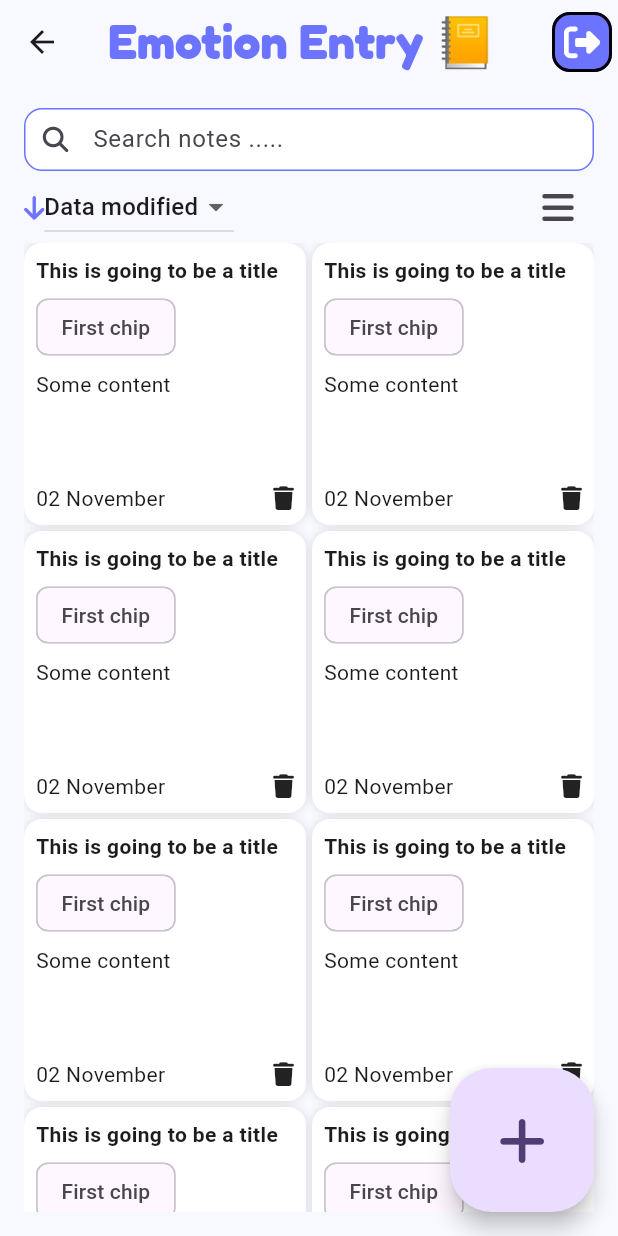
After one commit to KentTho/App_Moblie_Mental, a Flutter app: the EmotionEntry screen opened directly, on a phone screen of 412 x 824 dp. The commit adds this screen. Run offline on Flutter 3.47's test engine with Material 3 defaults, Android fonts, the phone set to English and light mode, and no system bars; our stand-ins replace cached_network_image, dio, firebase_auth, firebase_core, font_awesome_flutter, image_picker; accounts and stored records are empty; network calls fail; project files that could hold a hidden picture were left out.

Commit message:
Design Emotions Notes

```diff
--- a/Code Run Project.txt
+++ b/Code Run Project.txt
@@ -7,7 +7,6 @@ flutter run chạy lệnh dự án
 flutter run -d emulator-5554
 
 flutter emulators --launch Pixel_6_Pro
-
 
 flutter run -d emulator-5554
 
@@ -32,6 +31,23 @@ psql -U admin -h localhost -d postgres
 
 \d users
 (xem bảng)
+
+
+Giao diện ky/nhap: https://chatgpt.com/share/685bfd36-d014-8010-bdd8-86db07450109
+
+🔎 Nếu muốn xác nhận lại dữ liệu vẫn còn trong bảng:
+Dùng lệnh này để xem có bao nhiêu dòng dữ liệu thực tế:
+
+sql
+Sao chép mã
+SELECT COUNT(*) FROM user_profiles;
+Và hiển thị lại thông tin ngắn gọn hơn (tránh base64 dài dòng):
+
+sql
+Sao chép mã
+SELECT id, full_name, user_id FROM user_profiles;
+
+
 wweb
 
 http://127.0.0.1:8000/docs#/ => két nối tới FastAPI
--- /dev/null
+++ b/mental_health_app/lib/features/diary/constants.dart
@@ -0,0 +1,13 @@
+import 'dart:ui';
+import 'package:flutter/material.dart';
+
+
+const Color primaryColor = Color(0xFF6B73FF);
+const Color gray900 = Color(0xFF2D3748);
+const Color gray700 = Color(0xFF6B73FF);
+const Color gray500 = Color(0xFF9B59B6);
+const Color gray300 = Color(0xFFE8F5E8);
+const Color gray100 = Color(0xFFF0F8FF);
+const Color background = Color(0xFFF8F9FF);
+const Color white = Colors.white;
+const Color black = Colors.black;
--- /dev/null
+++ b/mental_health_app/lib/features/diary/page/emotion_entry.dart
@@ -0,0 +1,168 @@
+import 'package:flutter/material.dart';
+import 'package:font_awesome_flutter/font_awesome_flutter.dart';
+import 'package:mental_health_app/features/diary/constants.dart';
+
+
+class EmotionEntry extends StatefulWidget{
+    const EmotionEntry({super.key});
+
+    @override
+  State<EmotionEntry> createState() => _EmotionEntryState();
+}
+  class _EmotionEntryState extends State<EmotionEntry> {
+
+
+    final List<String> dropdownOptions = ['Data modified', 'Date created'];
+    late String dropdownValue = dropdownOptions.first;
+
+
+    @override
+    Widget build(BuildContext context) {
+      return Theme(
+        data: ThemeData(
+          colorScheme: ColorScheme.fromSeed(seedColor: Colors.deepPurple),
+          scaffoldBackgroundColor: background,
+        ),
+        child: Scaffold(
+          appBar: AppBar(
+            title: Text("Emotion Entry 📒"),
+            backgroundColor: Colors.transparent,
+            titleTextStyle: TextStyle(
+              color: primaryColor,
+              fontSize: 32,
+              fontFamily: 'Fredoka',
+              fontWeight: FontWeight.bold,
+            ),
+            actions: [
+              IconButton(
+                onPressed: () {},
+                icon: FaIcon(FontAwesomeIcons.rightFromBracket),
+                style: IconButton.styleFrom(
+                  backgroundColor: primaryColor,
+                  foregroundColor: white,
+                  shape: RoundedRectangleBorder(
+                    borderRadius: BorderRadius.circular(12),
+                    side: BorderSide(color: black, width: 2),
+                  ),
+                ),
+              ),
+            ],
+          ),
+          floatingActionButton: FloatingActionButton.large(
+            onPressed: () {},
+            child: FaIcon(FontAwesomeIcons.plus),
+          ),
+          body: Padding(
+            padding: const EdgeInsets.all(16.0),
+            child: Column(
+              children: [
+                TextField(
+                  decoration: InputDecoration(
+                      hintText: 'Search notes .....',
+                      hintStyle: TextStyle(fontSize: 16),
+                      prefixIcon: Icon(FontAwesomeIcons.magnifyingGlass, size: 17,),
+                      fillColor: Colors.white,
+                      filled:  true,
+                      isDense: true,
+                      contentPadding: EdgeInsets.zero,
+                      prefixIconConstraints: BoxConstraints(minWidth: 42, minHeight: 42),
+                      border: OutlineInputBorder(
+                          borderRadius: BorderRadius.circular(12),
+                          borderSide: BorderSide(color: primaryColor)
+                      ),
+                      enabledBorder: OutlineInputBorder(
+                          borderRadius: BorderRadius.circular(12),
+                          borderSide: BorderSide(color: primaryColor)
+                      ),
+                      focusedBorder: OutlineInputBorder(
+                          borderRadius: BorderRadius.circular(12),
+                          borderSide: BorderSide(color: primaryColor)
+                      ),
+                  ),
+                ),
+                Row(
+                  children: [
+                    IconButton(
+                      onPressed: () {},
+                      icon: FaIcon(FontAwesomeIcons.arrowDown),
+                      padding: EdgeInsets.zero,
+                      visualDensity: VisualDensity.compact,
+                      constraints: BoxConstraints(),
+                      style: IconButton.styleFrom(tapTargetSize: MaterialTapTargetSize.shrinkWrap,),
+                      iconSize: 18,
+                      color: gray700,
+                    ),
+                    DropdownButton(
+                      value: dropdownValue,
+                      items: dropdownOptions
+                          .map((e) =>
+                          DropdownMenuItem(
+                            value: e,
+                            child: Text(e),
+                          ))
+                          .toList(),
+                      onChanged: (newValue) {
+                        setState(() {
+                          dropdownValue = newValue!;
+                        });
+                      },
+                    ),
+                    Spacer(),
+                    IconButton(
+                      onPressed: () {},
+                      icon: FaIcon(FontAwesomeIcons.bars),
+                    ),
+                  ],
+                ),
+                Expanded(
+                  child: GridView.builder(
+                    itemCount: 15,
+                    gridDelegate: SliverGridDelegateWithFixedCrossAxisCount(
+                      crossAxisCount: 2,
+                      crossAxisSpacing: 4,
+                      mainAxisSpacing: 4,
+                    ),
+                    itemBuilder: (context, index) {
+                      return Container(
+                        padding: EdgeInsets.all(8),
+                        decoration: BoxDecoration(
+                          color: Colors.white,
+                          borderRadius: BorderRadius.circular(12),
+                          boxShadow: [
+                            BoxShadow(blurRadius: 4, color: Colors.black12),
+                          ],
+                        ),
+                        child: Column(
+                          crossAxisAlignment: CrossAxisAlignment.start,
+                          children: [
+                            Text('This is going to be a title',
+                                style: TextStyle(fontWeight: FontWeight.bold)),
+                            SizedBox(height: 4),
+                            Row(
+                              children: [
+                                Chip(label: Text('First chip')),
+                              ],
+                            ),
+                            SizedBox(height: 4),
+                            Text('Some content'),
+                            Spacer(),
+                            Row(
+                              mainAxisAlignment: MainAxisAlignment.spaceBetween,
+                              children: [
+                                Text('02 November'),
+                                FaIcon(FontAwesomeIcons.trash, size: 16),
+                              ],
+                            ),
+                          ],
+                        ),
+                      );
+                    },
+                  ),
+                ),
+              ],
+            ),
+          ),
+        ),
+      );
+    }
+  }
--- a/mental_health_app/lib/features/home/homepage.dart
+++ b/mental_health_app/lib/features/home/homepage.dart
@@ -1,6 +1,7 @@
 import 'package:firebase_auth/firebase_auth.dart';
 import 'package:flutter/material.dart';
 import 'package:mental_health_app/features/auth/page/login.dart';
+import 'package:mental_health_app/features/diary/page/emotion_entry.dart';
 import 'package:mental_health_app/features/home/profile/profile_page.dart';
 
 class Homepage extends StatefulWidget {
@@ -243,7 +244,8 @@ class _HomepageState extends State<Homepage> with TickerProviderStateMixin {
                                 subtitle: "Ghi nhật ký cảm xúc",
                                 colors: [const Color(0xFF667eea), const Color(0xFF764ba2)],
                                 onTap: () {
-                                  // TODO: điều hướng tới trang Emotion Journal
+                                  Navigator.pop(context);
+                                  Navigator.push(context, MaterialPageRoute(builder: (_) => const EmotionEntry()));
                                 },
                               ),
                               _buildEnhancedFeatureButton(
```
Also changed, not shown: mental_health_app/pubspec.yaml (+15 -12 lines), mental_health_app/assets/fonts/fredoka/Fredoka-Bold.ttf (added), mental_health_app/assets/fonts/fredoka/Fredoka-Regular.ttf (added), mental_health_app/assets/fonts/poppins/Poppins-Bold.ttf (added), mental_health_app/assets/fonts/poppins/Poppins-Italic.ttf (added), mental_health_app/assets/fonts/poppins/Poppins-Regular.ttf (added), mental_health_app/pubspec.lock.
